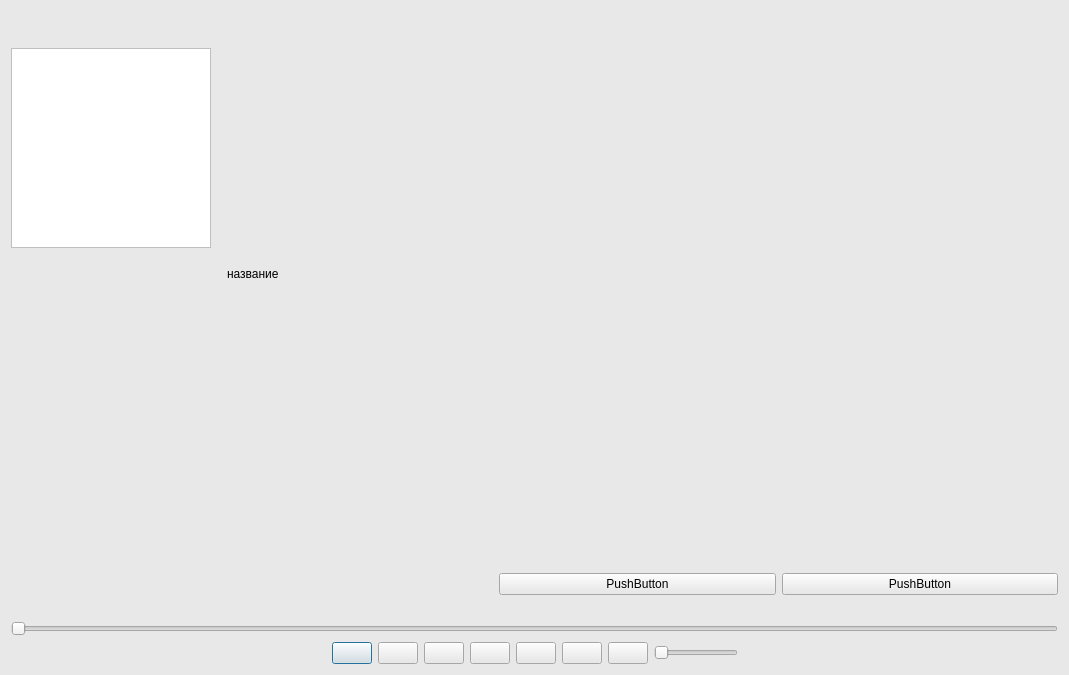
Before: the Qt Designer form playlistwindow.ui in ArturBobotcko/Practice_Project, drawn with Qt 5.
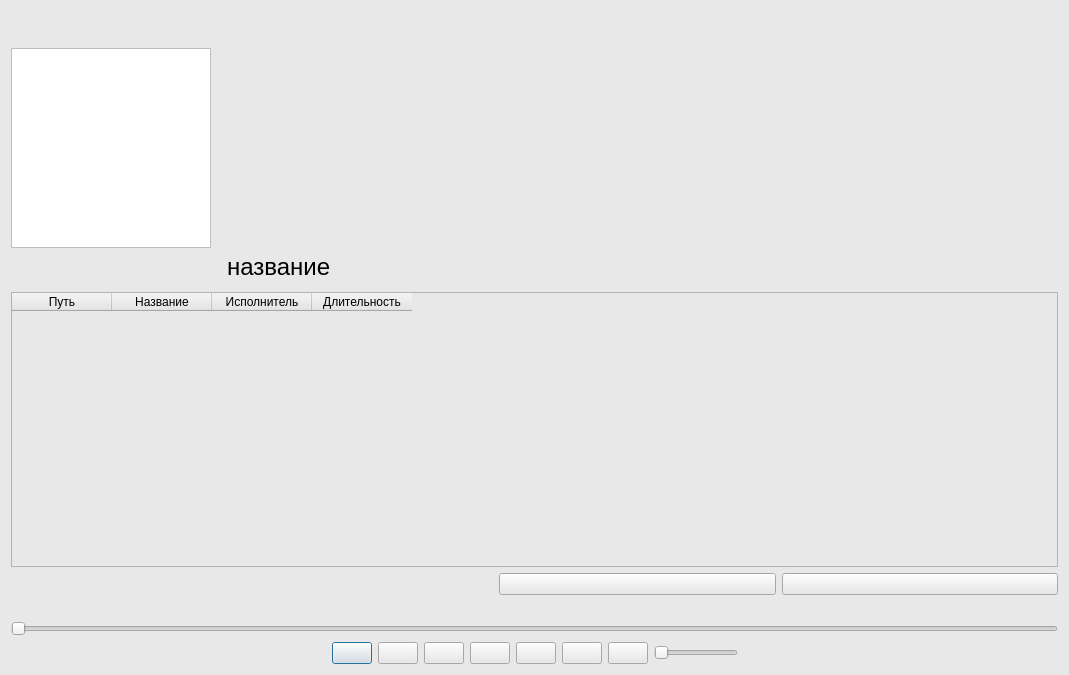
After: the same form once the commit is applied. Icons and pictures are not drawn.

Commit message: Изменил формы

```diff
--- a/playlistwindow.ui
+++ b/playlistwindow.ui
@@ -53,6 +53,14 @@
      </item>
      <item>
       <widget class="QLabel" name="playlistName">
+       <property name="font">
+        <font>
+         <pointsize>18</pointsize>
+        </font>
+       </property>
+       <property name="styleSheet">
+        <string notr="true"/>
+       </property>
        <property name="text">
         <string>название</string>
        </property>
@@ -78,42 +86,38 @@
    </item>
    <item row="1" column="0" colspan="4">
     <widget class="QTableWidget" name="playlistTracks">
+     <property name="enabled">
+      <bool>true</bool>
+     </property>
+     <property name="mouseTracking">
+      <bool>false</bool>
+     </property>
+     <property name="tabletTracking">
+      <bool>false</bool>
+     </property>
      <property name="styleSheet">
-      <string notr="true">QTableWidget {
-    background-color:  #e8e8e8; /* Цвет фона */
-    border: none; /* Убрать границу */
-    color: #333333; /* Цвет текста */
-    selection-background-color: #f9fbff; /* Цвет фона выбранной ячейки */
-	selection-color: #333333;
-    gridline-color: #E5E5E5; /* Цвет линий сетки */
-}
-
-QTableWidget::item {
-    padding: 8px; /* Внутренний отступ для содержимого ячейки */
-}
-
-QTableWidget QHeaderView {
-    background-color:  #e8e8e8; /* Цвет фона заголовков столбцов */
-    color: #333333; /* Цвет текста заголовков столбцов */
-    border: none; /* Убрать границу */
-    font-weight: bold; /* Жирный шрифт для заголовков столбцов */
-    text-align: center; /* Выравнивание текста по центру */
-}
-
-QTableWidget QHeaderView::section {
-    background-color:  #e8e8e8;
-	border-radius: 0;
-}
-
-QTableWidget::item:hover {
-    background-color: #f9fbff; /* Цвет фона ячейки при наведении курсора */
-}
-
-QTableCornerButton::section {
-    background-color:  #e8e8e8; /* Цвет фона квадратика */
-}
-</string>
+      <string notr="true"/>
      </property>
+     <column>
+      <property name="text">
+       <string>Путь</string>
+      </property>
+     </column>
+     <column>
+      <property name="text">
+       <string>Название</string>
+      </property>
+     </column>
+     <column>
+      <property name="text">
+       <string>Исполнитель</string>
+      </property>
+     </column>
+     <column>
+      <property name="text">
+       <string>Длительность</string>
+      </property>
+     </column>
     </widget>
    </item>
    <item row="0" column="0">
@@ -450,14 +454,22 @@
    <item row="2" column="3">
     <widget class="QPushButton" name="down_button">
      <property name="text">
-      <string>PushButton</string>
+      <string/>
+     </property>
+     <property name="icon">
+      <iconset resource="MainWindowResources.qrc">
+       <normaloff>:/new/prefix1/resources/downButton.svg</normaloff>:/new/prefix1/resources/downButton.svg</iconset>
      </property>
     </widget>
    </item>
    <item row="2" column="2">
     <widget class="QPushButton" name="up_button">
      <property name="text">
-      <string>PushButton</string>
+      <string/>
+     </property>
+     <property name="icon">
+      <iconset resource="MainWindowResources.qrc">
+       <normaloff>:/new/prefix1/resources/upButton.svg</normaloff>:/new/prefix1/resources/upButton.svg</iconset>
      </property>
     </widget>
    </item>
```
The commit also changes 6 other files.
